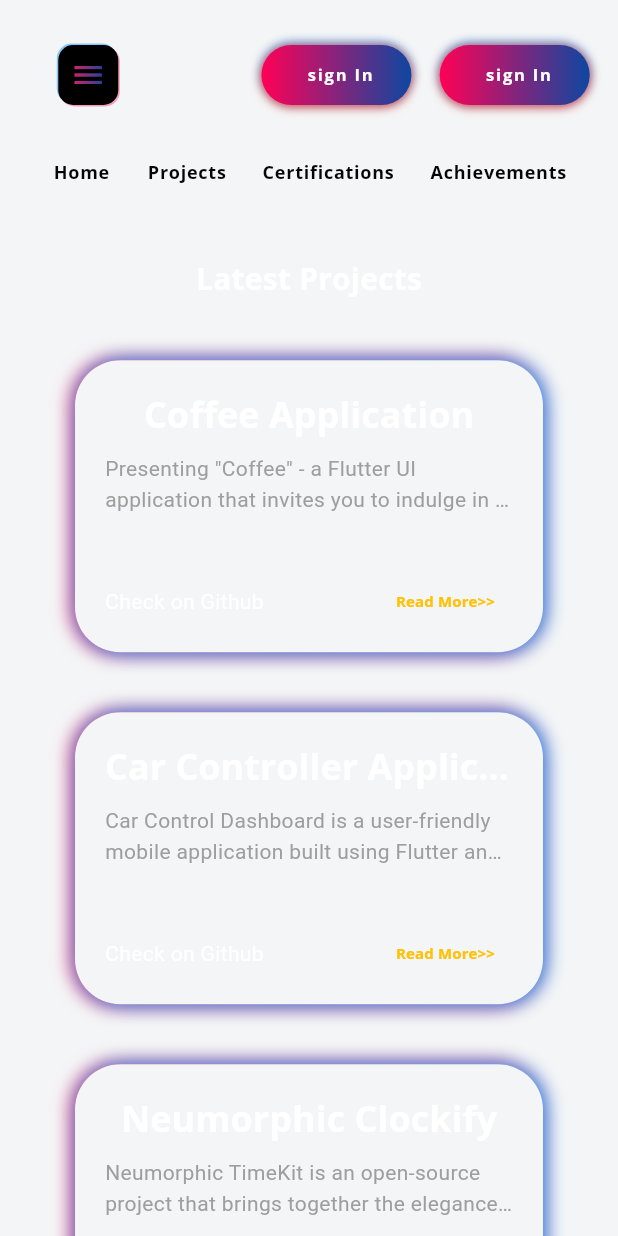
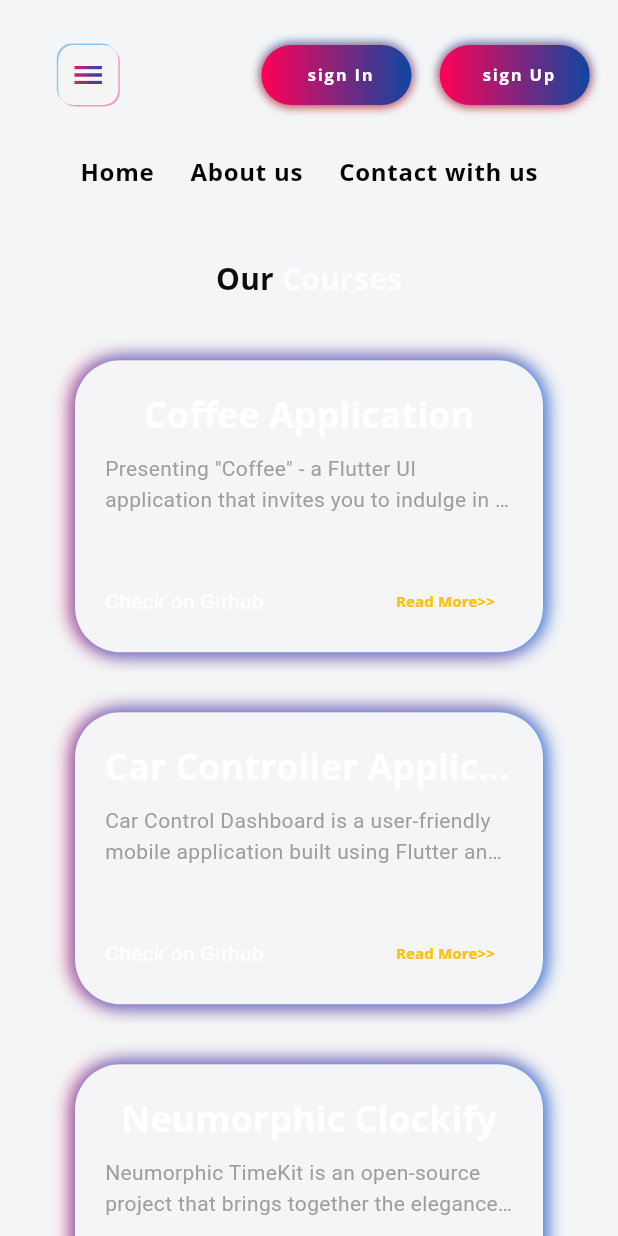
Before and after one commit to Maishelbayeh/Cnem, a Flutter app: the screen it shows after launch, scrolled down 576 dp, on a phone screen of 412 x 824 dp. Run offline on Flutter 3.47's test engine with Material 3 defaults, Android fonts, the light colour scheme and no system bars; our stand-ins replace flutter_svg, font_awesome_flutter, get, google_fonts, photo_view.

Commit message:
home page

```diff
--- a/cenem/lib/model/project_model.dart
+++ b/cenem/lib/model/project_model.dart
@@ -29,29 +29,29 @@ List<Project> projectList = [
       'CUI AIDER is an extraordinary application that brings together augmented reality (AR), a robust student portal, intuitive class management, and a comprehensive GPA system, providing an all-encompassing solution for students.Using AR technology, CUI AIDER offers an immersive experience, allowing users to explore the complete university campus virtually. Through AR, students can visualize buildings, navigate with interactive directions, and gain a better understanding of their surroundings.',
       'assets/images/cui.png',
       'https://github.com/Hamad-Anwar/'),
-  Project(
-      'Flutter Music Streaming Application',
-      'A Flutter music streaming application that allows users to play audio files from local storage. The app features a beautiful neumorphic UI design and provides a smooth user experience for browsing and playing music.',
-      'assets/images/player.png',
-      'https://github.com/Hamad-Anwar/Neumorphic-Music_Player-Flutter'),
-  Project(
-      'Food Recipe App',
-      'This repository contains a Flutter implementation of a Food Recipe app with a captivating introduction section and impressive animations. It also features a signup and signin page with animations, elegantly presented on a bottom sheet.',
-      'assets/images/recipe.png',
-      'https://github.com/Hamad-Anwar/Food-Recipe-App-Flutter'),
-  Project(
-      'Task Sync Pro',
-      'Welcome to the Beautiful Task Scheduler App repository! This Flutter-based task management application combines elegant design with a robust backend, ensuring a seamless and organized task management experience. From stunning UI to real-time synchronization, this app has you covered.',
-      'assets/images/task.png',
-      'https://github.com/Hamad-Anwar/Task-Sync-Pro-Flutter'),
-  Project(
-      'Flutter Chat Application with Firebase',
-      'Welcome to our innovative Flutter chat application! This feature-rich messaging platform allows users to connect and communicate seamlessly through text and images. The app is built using Flutter for the frontend and integrates with Firebase for backend services, including authentication, real-time database, and storage.',
-      'assets/images/chat.png',
-      'https://github.com/Hamad-Anwar/Messenger-App-Backend-Firebase'),
-  Project(
-      'Doctor Appointment Application',
-      'Introducing the extraordinary "Doctor Appointment System" - a state-of-the-art Flutter UI application that redefines healthcare accessibility and efficiency. Seamlessly crafted, this app empowers users to effortlessly select doctors based on categories, engage in smooth messaging, and access detailed profiles.',
-      'assets/images/doctor.png',
-      'https://github.com/Hamad-Anwar/Doctor-Appointment-Application-UI'),
+  // Project(
+  //     'Flutter Music Streaming Application',
+  //     'A Flutter music streaming application that allows users to play audio files from local storage. The app features a beautiful neumorphic UI design and provides a smooth user experience for browsing and playing music.',
+  //     'assets/images/player.png',
+  //     'https://github.com/Hamad-Anwar/Neumorphic-Music_Player-Flutter'),
+  // Project(
+  //     'Food Recipe App',
+  //     'This repository contains a Flutter implementation of a Food Recipe app with a captivating introduction section and impressive animations. It also features a signup and signin page with animations, elegantly presented on a bottom sheet.',
+  //     'assets/images/recipe.png',
+  //     'https://github.com/Hamad-Anwar/Food-Recipe-App-Flutter'),
+  // Project(
+  //     'Task Sync Pro',
+  //     'Welcome to the Beautiful Task Scheduler App repository! This Flutter-based task management application combines elegant design with a robust backend, ensuring a seamless and organized task management experience. From stunning UI to real-time synchronization, this app has you covered.',
+  //     'assets/images/task.png',
+  //     'https://github.com/Hamad-Anwar/Task-Sync-Pro-Flutter'),
+  // Project(
+  //     'Flutter Chat Application with Firebase',
+  //     'Welcome to our innovative Flutter chat application! This feature-rich messaging platform allows users to connect and communicate seamlessly through text and images. The app is built using Flutter for the frontend and integrates with Firebase for backend services, including authentication, real-time database, and storage.',
+  //     'assets/images/chat.png',
+  //     'https://github.com/Hamad-Anwar/Messenger-App-Backend-Firebase'),
+  // Project(
+  //     'Doctor Appointment Application',
+  //     'Introducing the extraordinary "Doctor Appointment System" - a state-of-the-art Flutter UI application that redefines healthcare accessibility and efficiency. Seamlessly crafted, this app empowers users to effortlessly select doctors based on categories, engage in smooth messaging, and access detailed profiles.',
+  //     'assets/images/doctor.png',
+  //     'https://github.com/Hamad-Anwar/Doctor-Appointment-Application-UI'),
 ];
--- a/cenem/lib/view/intro/components/description_text.dart
+++ b/cenem/lib/view/intro/components/description_text.dart
@@ -14,7 +14,7 @@ class AnimatedDescriptionText extends StatelessWidget {
       duration: const Duration(milliseconds: 200),
       builder: (context, value, child) {
         return Text(
-          'I\'m capable of creating excellent mobile apps, handling${Responsive.isLargeMobile(context) ? '\n' : ''}every step from ${!Responsive.isLargeMobile(context) ? '\n' : ''}concept to deployment.',
+          'We offer a variety of training courses designed to help you personally, ${Responsive.isLargeMobile(context) ? '\n' : ''}effortlessly, and seamlessly earn  ${!Responsive.isLargeMobile(context) ? '\n' : ''}money from your community.',
           maxLines: 2,
           overflow: TextOverflow.ellipsis,
           style: TextStyle(color: Colors.grey, wordSpacing: 2, fontSize: value),
--- a/cenem/lib/view/intro/components/side_menu_button.dart
+++ b/cenem/lib/view/intro/components/side_menu_button.dart
@@ -21,7 +21,7 @@ class MenuButton extends StatelessWidget {
                 width: defaultPadding * 2.0 * value,
                 decoration: BoxDecoration(
                     borderRadius: BorderRadius.circular(10),
-                    color: Colors.black,
+                    color: const Color.fromARGB(255, 246, 245, 245),
                     boxShadow: [
                       BoxShadow(
                           color: Colors.pinkAccent.withOpacity(.5),
@@ -30,7 +30,7 @@ class MenuButton extends StatelessWidget {
                           color: Colors.blue.withOpacity(.5),
                           offset: const Offset(-1, -1)),
                     ]),
-                child:  Center(
+                child: Center(
                     child: ShaderMask(
                   shaderCallback: (bounds) {
                     return LinearGradient(
@@ -42,8 +42,7 @@ class MenuButton extends StatelessWidget {
                     color: Colors.white,
                     size: defaultPadding * 1.2 * value,
                   ),
-                  )
-                ),
+                )),
               ),
             );
           },
--- a/cenem/lib/view/main/components/navigation_bar.dart
+++ b/cenem/lib/view/main/components/navigation_bar.dart
@@ -1,7 +1,8 @@
+import 'package:cenem/view/main/components/signUp_button.dart';
 import 'package:flutter/material.dart';
 import 'package:cenem/view%20model/responsive.dart';
 import 'package:cenem/view/intro/components/side_menu_button.dart';
-import 'package:cenem/view/main/components/connect_button.dart';
+import 'package:cenem/view/main/components/signIn_button.dart';
 import '../../../res/constants.dart';
 import 'navigation_button_list.dart';
 
@@ -32,7 +33,7 @@ class TopNavigationBar extends StatelessWidget {
           ),
           const ConnectButton(),
           const Spacer(),
-          const ConnectButton(),
+          const SignupButton(),
           const Spacer(),
         ],
       ),
--- a/cenem/lib/view/main/components/navigation_button.dart
+++ b/cenem/lib/view/main/components/navigation_button.dart
@@ -15,7 +15,8 @@ class NavigationTextButton extends StatelessWidget {
           text,
           style: Theme.of(context).textTheme.labelMedium!.copyWith(
               fontWeight: FontWeight.bold,
-              color: const Color.fromARGB(255, 5, 5, 5)),
+              color: const Color.fromARGB(255, 5, 5, 5),
+              fontSize: 16),
         ));
   }
 }
--- a/cenem/lib/view/main/components/navigation_button_list.dart
+++ b/cenem/lib/view/main/components/navigation_button_list.dart
@@ -24,22 +24,22 @@ class NavigationButtonList extends StatelessWidget {
                   },
                   text: 'Home'),
               if (!Responsive.isLargeMobile(context))
-                NavigationTextButton(onTap: () {}, text: 'About us'),
+                NavigationTextButton(onTap: () {}, text: 'Courses'),
               NavigationTextButton(
                   onTap: () {
                     controller.animateToPage(1,
                         duration: const Duration(milliseconds: 500),
                         curve: Curves.easeIn);
                   },
-                  text: 'Projects'),
+                  text: 'About us'),
               NavigationTextButton(
                   onTap: () {
                     controller.animateToPage(2,
                         duration: const Duration(milliseconds: 500),
                         curve: Curves.easeIn);
                   },
-                  text: 'Certifications'),
-              NavigationTextButton(onTap: () {}, text: 'Achievements'),
+                  text: 'Contact with us'),
+              // NavigationTextButton(onTap: () {}, text: 'Achievements'),
             ],
           ),
         );
--- /dev/null
+++ b/cenem/lib/view/main/components/signUp_button.dart
@@ -0,0 +1,55 @@
+import 'package:font_awesome_flutter/font_awesome_flutter.dart';
+import 'package:flutter/material.dart';
+import 'package:url_launcher/url_launcher.dart';
+import '../../../res/constants.dart';
+
+class SignupButton extends StatelessWidget {
+  const SignupButton({super.key});
+
+  @override
+  Widget build(BuildContext context) {
+    return Padding(
+      padding: const EdgeInsets.symmetric(vertical: defaultPadding),
+      child: InkWell(
+        onTap: () {
+          launchUrl(Uri.parse('https://wa.me/03054200605'));
+        },
+        borderRadius: BorderRadius.circular(defaultPadding + 10),
+        child: Container(
+            height: 60,
+            width: 100,
+            decoration: BoxDecoration(
+                borderRadius: BorderRadius.circular(defaultPadding),
+                gradient: LinearGradient(colors: [
+                  const Color.fromARGB(255, 255, 1, 86),
+                  Colors.blue.shade900,
+                ]),
+                boxShadow: const [
+                  BoxShadow(
+                      color: Colors.blue,
+                      offset: Offset(0, -1),
+                      blurRadius: defaultPadding / 4),
+                  BoxShadow(
+                      color: Colors.red,
+                      offset: Offset(0, 1),
+                      blurRadius: defaultPadding / 4),
+                ]),
+            child: Row(
+              mainAxisAlignment: MainAxisAlignment.center,
+              crossAxisAlignment: CrossAxisAlignment.center,
+              children: [
+                //  const Icon(FontAwesomeIcons.whatsapp,color: Colors.greenAccent,size: 15,),
+                const SizedBox(width: defaultPadding / 4),
+                Text(
+                  'sign Up',
+                  style: Theme.of(context).textTheme.labelSmall!.copyWith(
+                      color: Colors.white,
+                      letterSpacing: 1.2,
+                      fontWeight: FontWeight.bold),
+                ),
+              ],
+            )),
+      ),
+    );
+  }
+}
--- a/cenem/lib/view/projects/components/title_text.dart
+++ b/cenem/lib/view/projects/components/title_text.dart
@@ -17,7 +17,7 @@ class TitleText extends StatelessWidget {
         Text(
           '$prefix ',
           style: Theme.of(context).textTheme.titleMedium!.copyWith(
-              color: Colors.white,
+              color: const Color.fromARGB(255, 13, 13, 13),
               fontSize: !Responsive.isDesktop(context)
                   ? Responsive.isLargeMobile(context)
                       ? 20
@@ -39,7 +39,7 @@ class TitleText extends StatelessWidget {
                 child: Text(
                   title,
                   style: Theme.of(context).textTheme.titleMedium!.copyWith(
-                      color: Colors.white,
+                      color: Color.fromARGB(255, 255, 255, 255),
                       fontSize: !Responsive.isDesktop(context)
                           ? Responsive.isLargeMobile(context)
                               ? 20
@@ -51,7 +51,7 @@ class TitleText extends StatelessWidget {
             : Text(
                 title,
                 style: Theme.of(context).textTheme.titleMedium!.copyWith(
-                    color: Colors.white,
+                    color: Color.fromARGB(255, 254, 252, 252),
                     fontSize: !Responsive.isDesktop(context)
                         ? Responsive.isLargeMobile(context)
                             ? 20
--- a/cenem/lib/view/projects/project_view.dart
+++ b/cenem/lib/view/projects/project_view.dart
@@ -19,7 +19,7 @@ class ProjectsView extends StatelessWidget {
             const SizedBox(
               height: defaultPadding,
             ),
-          const TitleText(prefix: 'Latest', title: 'Projects'),
+          const TitleText(prefix: 'Our', title: 'Courses'),
           const SizedBox(
             height: defaultPadding,
           ),
```
Also changed, not shown: cenem/assets/images/shein.jpg (added), cenem/lib/view/main/components/signIn_button.dart (renamed from cenem/lib/view/main/components/connect_button.dart). Lines whose indentation alone changed are shown as unchanged.
